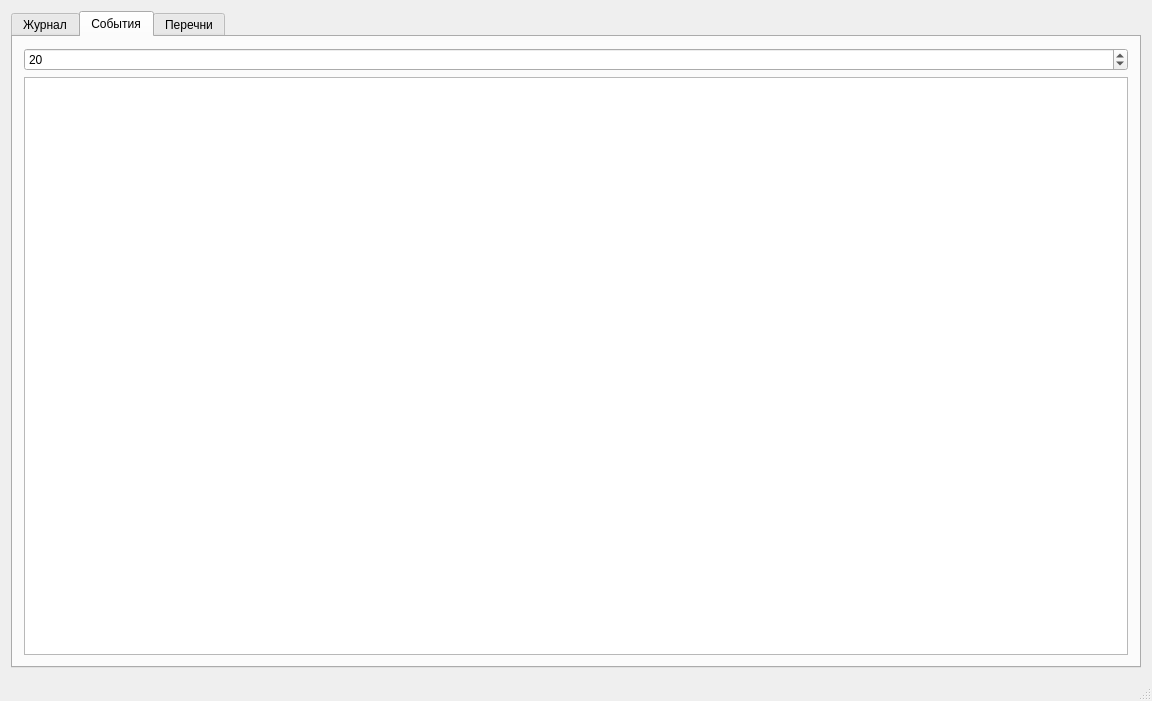
OpexXXX/SIZ, file mainsizwindow.ui: the form before one commit.
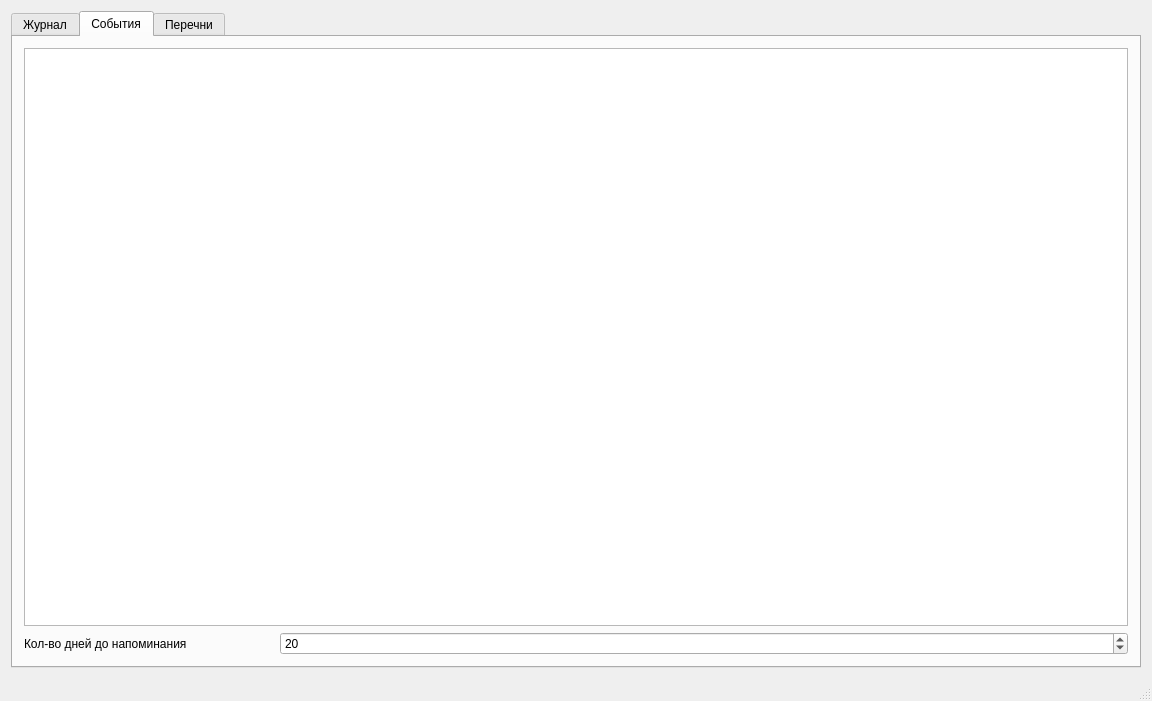
The form after the commit. The open tabs and pages were chosen to show the change. Icons and pictures are not drawn.

```diff
--- a/mainsizwindow.ui
+++ b/mainsizwindow.ui
@@ -140,18 +140,37 @@
        <attribute name="title">
         <string>События</string>
        </attribute>
-       <layout class="QVBoxLayout" name="verticalLayout_2">
+       <layout class="QVBoxLayout" name="verticalLayout">
         <item>
-         <widget class="QSpinBox" name="spinBox">
-          <property name="value">
-           <number>20</number>
-          </property>
-         </widget>
+         <widget class="QListView" name="listView"/>
         </item>
         <item>
-         <layout class="QVBoxLayout" name="verticalLayout">
+         <layout class="QHBoxLayout" name="horizontalLayout_9">
           <item>
-           <widget class="QListView" name="listView"/>
+           <widget class="QLabel" name="label">
+            <property name="sizePolicy">
+             <sizepolicy hsizetype="Minimum" vsizetype="Minimum">
+              <horstretch>0</horstretch>
+              <verstretch>0</verstretch>
+             </sizepolicy>
+            </property>
+            <property name="maximumSize">
+             <size>
+              <width>250</width>
+              <height>16777215</height>
+             </size>
+            </property>
+            <property name="text">
+             <string>Кол-во дней до напоминания</string>
+            </property>
+           </widget>
+          </item>
+          <item>
+           <widget class="QSpinBox" name="spinBox">
+            <property name="value">
+             <number>20</number>
+            </property>
+           </widget>
           </item>
          </layout>
         </item>
```
Left out of the diff: 2 changed lines with no effect on the pictures.
